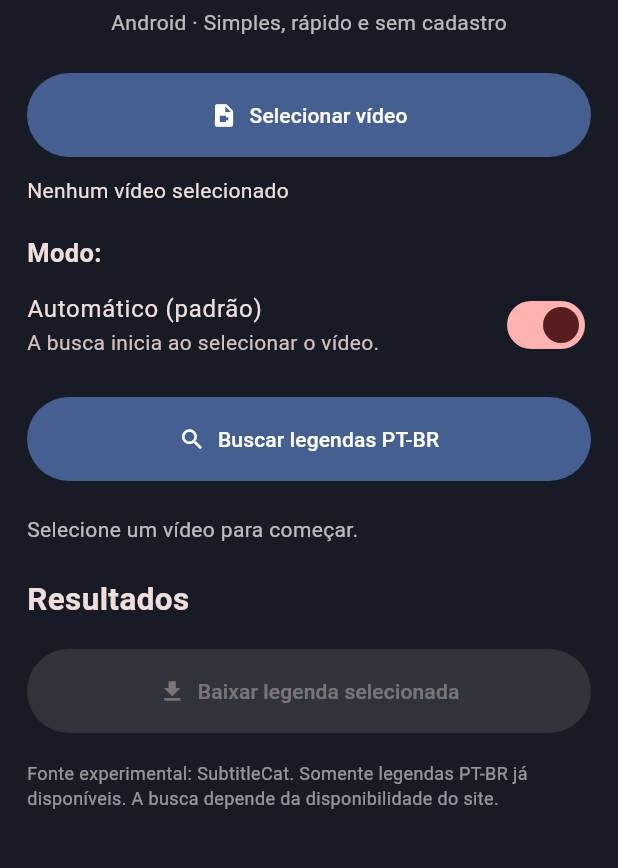
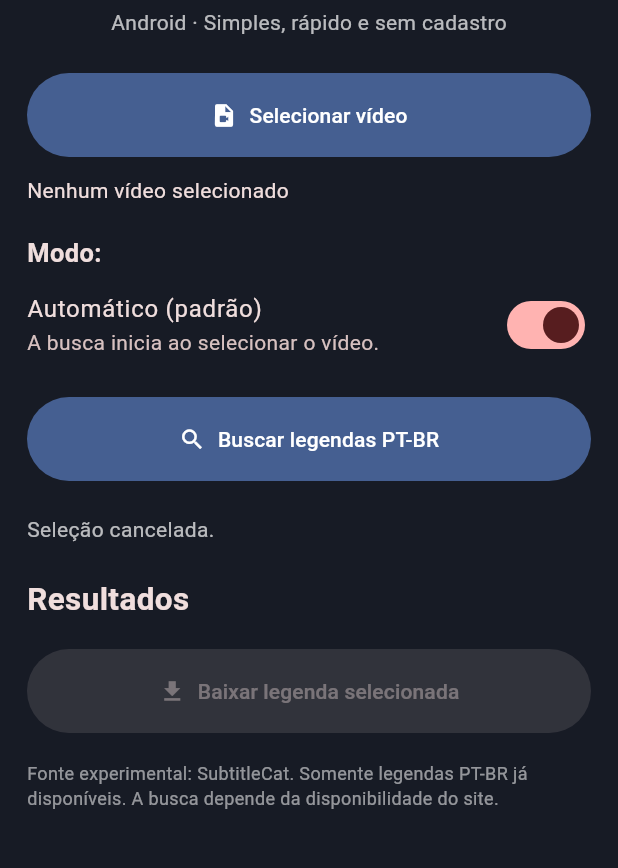
Before and after one commit to JulianoHOmega/OmegaSub-Android, a Flutter app: the screen it shows after launch, after a tap on "Selecionar vídeo", on a phone screen of 412 x 824 dp, the part 347-1215 px from its top. Run offline on Flutter 3.47's test engine with Material 3 defaults, Android fonts, the phone set to English and light mode, and no system bars; our stand-ins replace file_picker; missing offline and left inert: flutter_file_dialog.

Commit message:
Add files via upload

```diff
--- a/lib/main.dart
+++ b/lib/main.dart
@@ -40,34 +40,55 @@ class _OmegaHomeState extends State<OmegaHome> {
   List<SubtitleEntry> results = [];
   SubtitleEntry? selected;
   bool busy = false;
+  bool pickingVideo = false;
+  String? alternateTitle;
+  int _searchSequence = 0;
   bool automatic = true;
   String status = 'Selecione um vídeo para começar.';
   final queryController = TextEditingController();
+  final alternateController = TextEditingController();
 
   @override
   void dispose() {
     queryController.dispose();
+    alternateController.dispose();
     super.dispose();
   }
 
   Future<void> pickVideo() async {
+    if (busy || pickingVideo) return;
+    setState(() {
+      pickingVideo = true;
+      status = 'Abrindo seletor de vídeos... Aguarde.';
+    });
     try {
+      // Permite desenhar o indicador antes de abrir o seletor nativo.
+      await Future<void>.delayed(const Duration(milliseconds: 80));
       final picked = await FilePicker.platform.pickFiles(
           type: FileType.custom,
           allowedExtensions: ['mp4', 'mkv', 'avi', 'mov', 'webm', 'm4v', 'wmv']);
-      if (picked == null || picked.files.isEmpty) return;
+      if (picked == null || picked.files.isEmpty) {
+        if (mounted) setState(() => status = 'Seleção cancelada.');
+        return;
+      }
+      if (mounted) setState(() => status = 'Identificando o vídeo selecionado...');
       final parsed = VideoInfo.parse(picked.files.single.name);
       if (!mounted) return;
       setState(() {
         video = parsed;
+        alternateTitle = null;
+        alternateController.clear();
         results = [];
         selected = null;
         queryController.text = parsed.title;
         status = 'Vídeo selecionado: ${parsed.fileName}';
       });
+      if (mounted) setState(() => pickingVideo = false);
       if (automatic) await search();
     } catch (e) {
       if (mounted) setState(() => status = 'Erro ao selecionar vídeo: $e');
+    } finally {
+      if (mounted) setState(() => pickingVideo = false);
     }
   }
 
@@ -79,6 +100,7 @@ class _OmegaHomeState extends State<OmegaHome> {
     }
     final q = automatic ? v.title : queryController.text.trim();
     final target = q.isEmpty ? v : VideoInfo(v.fileName, q, v.year, v.season, v.episode);
+    final searchId = ++_searchSequence;
     setState(() {
       busy = true;
       results = [];
@@ -86,13 +108,19 @@ class _OmegaHomeState extends State<OmegaHome> {
       status = 'Procurando legendas PT-BR...';
     });
     try {
-      final list = await SubtitleService.search(target);
+      final list = await SubtitleService.search(target,
+          alternateTitle: alternateTitle,
+          onProgress: (message) {
+            if (mounted && searchId == _searchSequence) {
+              setState(() => status = message);
+            }
+          });
       if (!mounted) return;
       setState(() {
         results = list;
         selected = list.isEmpty ? null : list.first;
         status = list.isEmpty
-            ? 'Nenhuma legenda PT-BR pronta encontrada nesta fonte.'
+            ? 'A fonte respondeu, mas não foram encontradas legendas PT-BR prontas para esse título. Tente informar o título original no modo manual.'
             : '${list.length} legenda(s) encontrada(s).';
       });
     } catch (e) {
@@ -152,9 +180,16 @@ class _OmegaHomeState extends State<OmegaHome> {
                       style: TextStyle(color: Colors.white70))),
               const SizedBox(height: 24),
               FilledButton.icon(
-                  onPressed: busy ? null : pickVideo,
+                  onPressed: busy || pickingVideo ? null : pickVideo,
                   icon: const Icon(Icons.video_file),
                   label: const Text('Selecionar vídeo')),
+              if (pickingVideo) ...[
+                const SizedBox(height: 10),
+                const LinearProgressIndicator(),
+                const SizedBox(height: 5),
+                const Text('Carregando seletor de vídeos... Aguarde.',
+                    style: TextStyle(color: Colors.white70)),
+              ],
               const SizedBox(height: 12),
               Text(video == null
                   ? 'Nenhum vídeo selecionado'
@@ -175,7 +210,7 @@ class _OmegaHomeState extends State<OmegaHome> {
                     ? 'A busca inicia ao selecionar o vídeo.'
                     : 'Digite ou corrija o título antes de buscar.'),
                 value: automatic,
-                onChanged: busy ? null : (value) => setState(() => automatic = value),
+                onChanged: busy || pickingVideo ? null : (value) => setState(() => automatic = value),
               ),
               if (!automatic) ...[
                 const SizedBox(height: 10),
@@ -187,10 +222,21 @@ class _OmegaHomeState extends State<OmegaHome> {
                         labelText: 'Título para pesquisa',
                         border: OutlineInputBorder(),
                         prefixIcon: Icon(Icons.search))),
+                const SizedBox(height: 10),
+                TextField(
+                  controller: alternateController,
+                  onChanged: (value) => alternateTitle = value.trim().isEmpty ? null : value.trim(),
+                  decoration: const InputDecoration(
+                    labelText: 'Título original / alternativo (opcional)',
+                    hintText: 'Ex.: The Odyssey',
+                    border: OutlineInputBorder(),
+                    prefixIcon: Icon(Icons.translate),
+                  ),
+                ),
               ],
               const SizedBox(height: 12),
               FilledButton.icon(
-                  onPressed: busy ? null : search,
+                  onPressed: busy || pickingVideo ? null : search,
                   icon: const Icon(Icons.search),
                   label: const Text('Buscar legendas PT-BR')),
               const SizedBox(height: 14),
```
Also changed, not shown: lib/subtitle_service.dart (+135 -32 lines), 1 other file.
